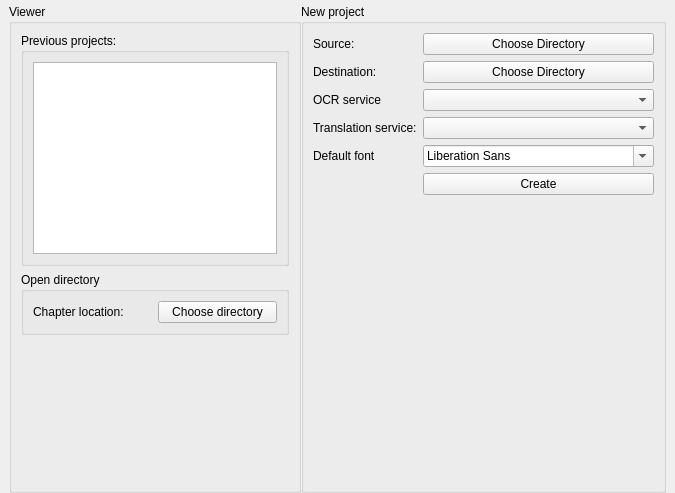
SimonRacaud/TranscanEditor, file gui/ComicTranslator/ui/home_page.ui: the form before one commit.
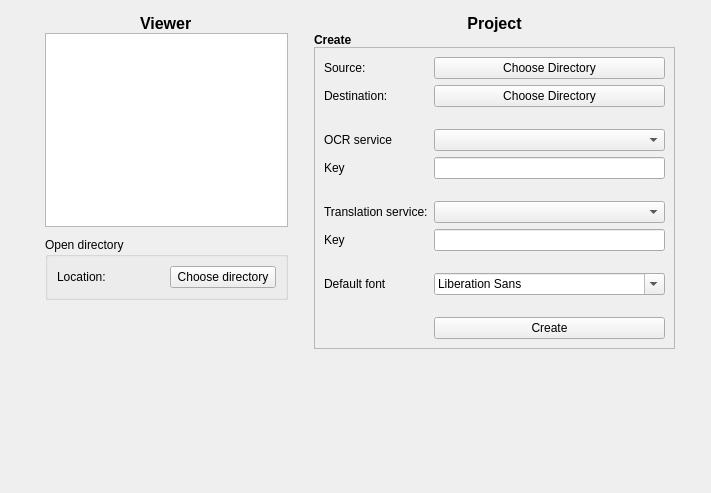
The form after the commit.

Commit message: refactor(ui): improve home page ui element's organization

Patch:
```diff
--- a/gui/ComicTranslator/ui/home_page.ui
+++ b/gui/ComicTranslator/ui/home_page.ui
@@ -6,7 +6,7 @@
    <rect>
     <x>0</x>
     <y>0</y>
-    <width>675</width>
+    <width>711</width>
     <height>493</height>
    </rect>
   </property>
@@ -30,31 +30,92 @@
     <number>0</number>
    </property>
    <item>
-    <layout class="QVBoxLayout" name="verticalLayout">
+    <spacer name="horizontalSpacerRootLeft">
+     <property name="orientation">
+      <enum>Qt::Horizontal</enum>
+     </property>
+     <property name="sizeHint" stdset="0">
+      <size>
+       <width>40</width>
+       <height>20</height>
+      </size>
+     </property>
+    </spacer>
+   </item>
      <item>
-      <widget class="QGroupBox" name="groupBox">
-       <property name="title">
+    <layout class="QVBoxLayout" name="ViewerlLayout">
+     <property name="leftMargin">
+      <number>10</number>
+     </property>
+     <item>
+      <spacer name="verticalSpacer_7">
+       <property name="orientation">
+        <enum>Qt::Vertical</enum>
+       </property>
+       <property name="sizeType">
+        <enum>QSizePolicy::Fixed</enum>
+       </property>
+       <property name="sizeHint" stdset="0">
+        <size>
+         <width>20</width>
+         <height>10</height>
+        </size>
+       </property>
+      </spacer>
+     </item>
+     <item alignment="Qt::AlignHCenter">
+      <widget class="QLabel" name="ViewerTitle">
+       <property name="font">
+        <font>
+         <pointsize>12</pointsize>
+         <bold>true</bold>
+        </font>
+       </property>
+       <property name="text">
         <string>Viewer</string>
        </property>
-       <layout class="QVBoxLayout" name="verticalLayout_4">
-        <item>
-         <layout class="QVBoxLayout" name="verticalLayout_3">
-          <item>
-           <widget class="QGroupBox" name="groupBox_2">
-            <property name="title">
-             <string>Previous projects:</string>
-            </property>
-            <layout class="QVBoxLayout" name="verticalLayout_6">
-             <item>
-              <widget class="QListView" name="projectListView"/>
-             </item>
-            </layout>
-           </widget>
-          </item>
-         </layout>
+       <property name="margin">
+        <number>10</number>
+       </property>
+      </widget>
+     </item>
+     <item>
+      <widget class="QListView" name="projectListView">
+       <property name="horizontalScrollBarPolicy">
+        <enum>Qt::ScrollBarAlwaysOff</enum>
+       </property>
+       <property name="editTriggers">
+        <set>QAbstractItemView::NoEditTriggers</set>
+       </property>
+       <property name="showDropIndicator" stdset="0">
+        <bool>false</bool>
+       </property>
+       <property name="textElideMode">
+        <enum>Qt::ElideLeft</enum>
+       </property>
+       <property name="itemAlignment">
+        <set>Qt::AlignLeading</set>
+       </property>
+      </widget>
+     </item>
+     <item>
+      <spacer name="verticalSpacer_9">
+       <property name="orientation">
+        <enum>Qt::Vertical</enum>
+       </property>
+       <property name="sizeType">
+        <enum>QSizePolicy::Fixed</enum>
+       </property>
+       <property name="sizeHint" stdset="0">
+        <size>
+         <width>20</width>
+         <height>10</height>
+        </size>
+       </property>
+      </spacer>
         </item>
         <item>
-         <widget class="QGroupBox" name="groupBox_4">
+      <widget class="QGroupBox" name="OpenDirBox">
           <property name="title">
            <string>Open directory</string>
           </property>
@@ -62,7 +123,7 @@
            <item>
             <widget class="QLabel" name="label_6">
              <property name="text">
-              <string>Chapter location:</string>
+           <string>Location:</string>
              </property>
             </widget>
            </item>
@@ -90,9 +151,19 @@
          </spacer>
         </item>
        </layout>
-      </widget>
-     </item>
-    </layout>
+   </item>
+   <item>
+    <spacer name="horizontalSpacerRootMiddle">
+     <property name="orientation">
+      <enum>Qt::Horizontal</enum>
+     </property>
+     <property name="sizeHint" stdset="0">
+      <size>
+       <width>40</width>
+       <height>20</height>
+      </size>
+     </property>
+    </spacer>
    </item>
    <item>
     <layout class="QVBoxLayout" name="verticalLayout_2">
@@ -100,18 +171,74 @@
       <number>0</number>
      </property>
      <item>
-      <widget class="QGroupBox" name="groupBox_3">
-       <property name="title">
-        <string>New project</string>
+      <spacer name="verticalSpacer_8">
+       <property name="orientation">
+        <enum>Qt::Vertical</enum>
        </property>
-       <layout class="QVBoxLayout" name="verticalLayout_8">
+       <property name="sizeType">
+        <enum>QSizePolicy::Fixed</enum>
+       </property>
+       <property name="sizeHint" stdset="0">
+        <size>
+         <width>20</width>
+         <height>10</height>
+        </size>
+       </property>
+      </spacer>
+     </item>
         <item>
-         <layout class="QFormLayout" name="formLayout">
+      <widget class="QLabel" name="ProjectTitle">
+       <property name="font">
+        <font>
+         <pointsize>12</pointsize>
+         <bold>true</bold>
+        </font>
+       </property>
+       <property name="text">
+        <string>Project</string>
+       </property>
+       <property name="textFormat">
+        <enum>Qt::PlainText</enum>
+       </property>
+       <property name="alignment">
+        <set>Qt::AlignCenter</set>
+       </property>
+       <property name="margin">
+        <number>10</number>
+       </property>
+      </widget>
+     </item>
+     <item>
+      <widget class="QLabel" name="CreateProjectTitle">
+       <property name="font">
+        <font>
+         <bold>true</bold>
+        </font>
+       </property>
+       <property name="text">
+        <string>Create</string>
+       </property>
+       <property name="margin">
+        <number>5</number>
+       </property>
+      </widget>
+     </item>
+     <item>
+      <widget class="QFrame" name="frame">
+       <property name="frameShape">
+        <enum>QFrame::StyledPanel</enum>
+       </property>
+       <property name="frameShadow">
+        <enum>QFrame::Raised</enum>
+       </property>
+       <layout class="QVBoxLayout" name="verticalLayout_3">
+        <item>
+         <layout class="QFormLayout" name="NewProjectForm">
           <property name="topMargin">
            <number>0</number>
           </property>
           <item row="1" column="0">
-           <widget class="QLabel" name="label">
+           <widget class="QLabel" name="sourceLabel">
             <property name="text">
              <string>Source:</string>
             </property>
@@ -125,7 +252,7 @@
            </widget>
           </item>
           <item row="2" column="0">
-           <widget class="QLabel" name="label_2">
+           <widget class="QLabel" name="destinationLabel">
             <property name="text">
              <string>Destination:</string>
             </property>
@@ -139,43 +266,130 @@
            </widget>
           </item>
           <item row="3" column="0">
-           <widget class="QLabel" name="label_3">
+           <spacer name="verticalSpacer_3">
+            <property name="orientation">
+             <enum>Qt::Vertical</enum>
+            </property>
+            <property name="sizeType">
+             <enum>QSizePolicy::Fixed</enum>
+            </property>
+            <property name="sizeHint" stdset="0">
+             <size>
+              <width>20</width>
+              <height>10</height>
+             </size>
+            </property>
+           </spacer>
+          </item>
+          <item row="4" column="0">
+           <widget class="QLabel" name="ocrServiceLabel">
             <property name="text">
              <string>OCR service</string>
             </property>
            </widget>
           </item>
-          <item row="3" column="1">
+          <item row="4" column="1">
            <widget class="QComboBox" name="ocrComboBox"/>
           </item>
-          <item row="4" column="0">
-           <widget class="QLabel" name="label_5">
+          <item row="5" column="0">
+           <widget class="QLabel" name="ocrKeyLabel">
+            <property name="text">
+             <string>Key</string>
+            </property>
+           </widget>
+          </item>
+          <item row="5" column="1">
+           <widget class="QLineEdit" name="ocrKeyLineEdit"/>
+          </item>
+          <item row="6" column="0">
+           <spacer name="verticalSpacer_4">
+            <property name="orientation">
+             <enum>Qt::Vertical</enum>
+            </property>
+            <property name="sizeType">
+             <enum>QSizePolicy::Fixed</enum>
+            </property>
+            <property name="sizeHint" stdset="0">
+             <size>
+              <width>20</width>
+              <height>10</height>
+             </size>
+            </property>
+           </spacer>
+          </item>
+          <item row="7" column="0">
+           <widget class="QLabel" name="translationLabel">
             <property name="text">
              <string>Translation service:</string>
             </property>
            </widget>
           </item>
-          <item row="4" column="1">
+          <item row="7" column="1">
            <widget class="QComboBox" name="transComboBox"/>
           </item>
-          <item row="5" column="0">
-           <widget class="QLabel" name="label_4">
+          <item row="10" column="0">
+           <widget class="QLabel" name="fontLabel">
             <property name="text">
              <string>Default font</string>
             </property>
            </widget>
           </item>
-          <item row="5" column="1">
+          <item row="10" column="1">
            <widget class="QFontComboBox" name="fontComboBox"/>
           </item>
-          <item row="6" column="1">
+          <item row="11" column="1">
+           <spacer name="verticalSpacer_5">
+            <property name="orientation">
+             <enum>Qt::Vertical</enum>
+            </property>
+            <property name="sizeType">
+             <enum>QSizePolicy::Fixed</enum>
+            </property>
+            <property name="sizeHint" stdset="0">
+             <size>
+              <width>20</width>
+              <height>10</height>
+             </size>
+            </property>
+           </spacer>
+          </item>
+          <item row="12" column="1">
            <widget class="QPushButton" name="submitButton">
             <property name="text">
              <string>Create</string>
             </property>
            </widget>
           </item>
+          <item row="8" column="1">
+           <widget class="QLineEdit" name="translationKeyLineEdit"/>
+          </item>
+          <item row="8" column="0">
+           <widget class="QLabel" name="translationKeyLabel">
+            <property name="text">
+             <string>Key</string>
+            </property>
+           </widget>
+          </item>
+          <item row="9" column="0">
+           <spacer name="verticalSpacer_6">
+            <property name="orientation">
+             <enum>Qt::Vertical</enum>
+            </property>
+            <property name="sizeType">
+             <enum>QSizePolicy::Fixed</enum>
+            </property>
+            <property name="sizeHint" stdset="0">
+             <size>
+              <width>20</width>
+              <height>10</height>
+             </size>
+            </property>
+           </spacer>
+          </item>
          </layout>
+        </item>
+       </layout>
+      </widget>
         </item>
         <item>
          <spacer name="verticalSpacer">
@@ -190,11 +404,24 @@
           </property>
          </spacer>
         </item>
-       </layout>
-      </widget>
+     <item>
+      <layout class="QVBoxLayout" name="verticalLayout"/>
      </item>
     </layout>
    </item>
+   <item>
+    <spacer name="horizontalSpacerRootRight">
+     <property name="orientation">
+      <enum>Qt::Horizontal</enum>
+     </property>
+     <property name="sizeHint" stdset="0">
+      <size>
+       <width>40</width>
+       <height>20</height>
+      </size>
+     </property>
+    </spacer>
+   </item>
   </layout>
  </widget>
  <resources/>
```
Left out of the diff: 2 changed lines with no effect on the pictures. Lines whose indentation alone changed are shown as unchanged.
